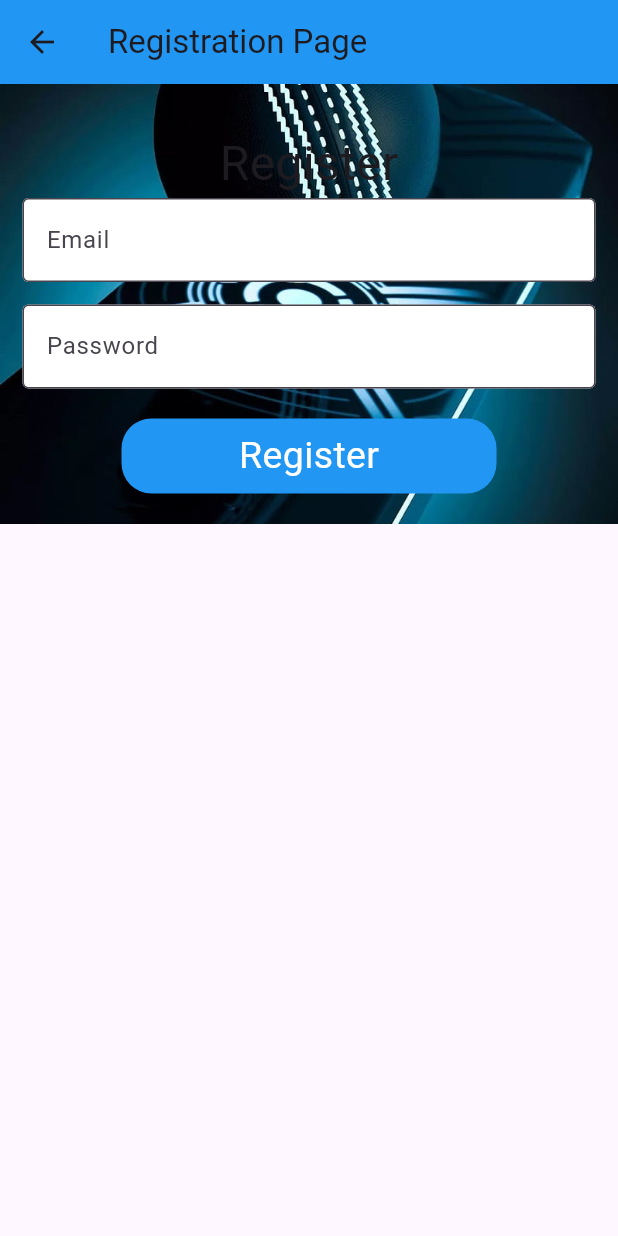
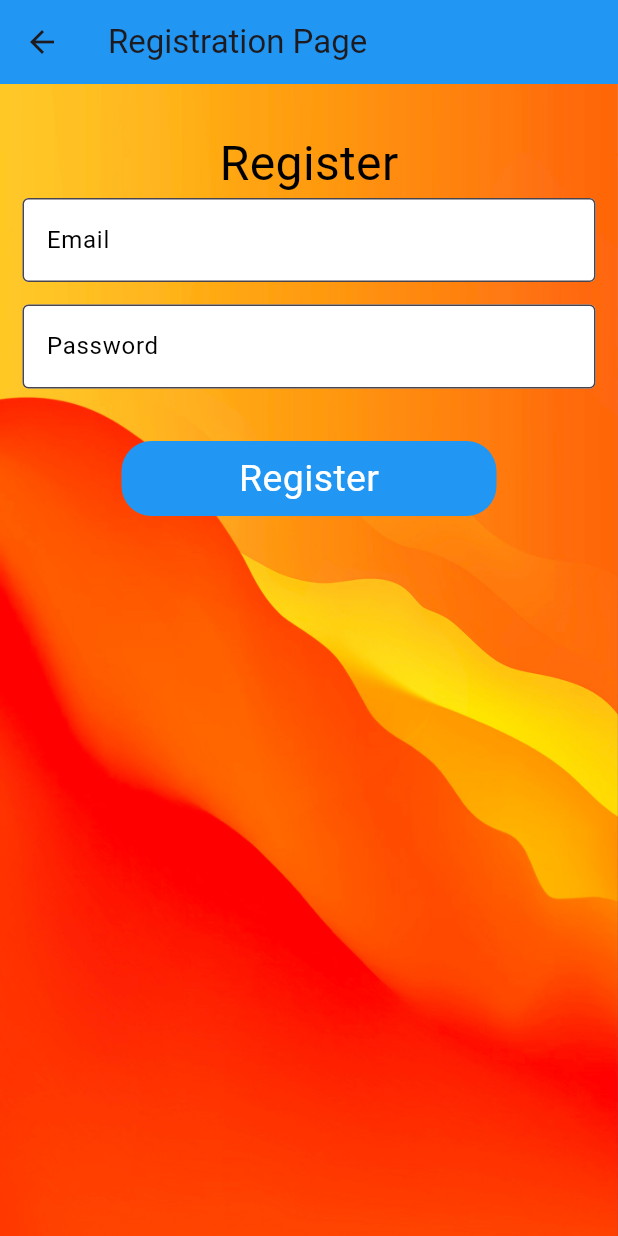
Before and after one commit to Deepu2662/SoundSignatureApp, a Flutter app: the screen it shows after launch, after a tap on "New Account - Register", on a phone screen of 412 x 824 dp. Run offline on Flutter 3.47's test engine with Material 3 defaults, Android fonts, the phone set to English and light mode, and no system bars; our stand-ins replace flutter_spinkit, fluttertoast, shared_preferences; missing offline and left inert: dart:html, flutter_sound_record; network calls fail.

Commit message:
Working successfully

```diff
--- a/lib/const.dart
+++ b/lib/const.dart
@@ -1,10 +1,11 @@
 //String base_url="http://127.0.0.1:8000";
-//String base_url="http://10.0.2.2:8000";
+String base_url="http://10.0.2.2:8000";
 //String base_url="http://2fa.appblocky.com";
 // String base_url="http://192.168.29.73:8000";
-String base_url="https://0ee2-103-125-235-23.ngrok-free.app";
+//String base_url="https://0ee2-103-125-235-23.ngrok-free.app";
 
 String login_url="$base_url/api/login/";
 String register_url="$base_url/api/register/";
 String upload_url="$base_url/api/upload/";
 String verify_url="$base_url/api/check/";
+//String send_url="$base_url/api/receive-fcm-token";
--- a/lib/home.dart
+++ b/lib/home.dart
@@ -215,12 +215,13 @@ class _HomePageState extends State<HomePage> {
   Widget build(BuildContext context) {
     return Scaffold(
       appBar: AppBar(
-        title: Text("Home 2FA"),
+        title: Text("Home"),
+        backgroundColor: Colors.blue,
       ),
       body: Container(
         decoration: BoxDecoration(
           image: DecorationImage(
-            image: AssetImage("images/background_image.jpg"),
+            image: AssetImage("images/mobileback.jpg"),
             fit: BoxFit.cover,
           ),
         ),
@@ -230,7 +231,7 @@ class _HomePageState extends State<HomePage> {
           children: [
             Text(
               "Status: $wsweb",
-              style: TextStyle(fontSize: 20, color: Colors.white),
+              style: TextStyle(fontSize: 20, color: const Color.fromARGB(255, 0, 0, 0)),
             ),
             _isRecording
                 ? Column(
--- a/lib/login.dart
+++ b/lib/login.dart
@@ -61,6 +61,7 @@ class _LoginDemoState extends State<LoginDemo> {
     return Scaffold(
       appBar: AppBar(
         title: Text("Login Page"),
+        backgroundColor: Colors.blue,
       ),
       body: Stack(
         children: [
@@ -68,15 +69,9 @@ class _LoginDemoState extends State<LoginDemo> {
           Container(
             decoration: BoxDecoration(
               image: DecorationImage(
-                image: AssetImage("images/background_image.jpg"),
+                image: AssetImage("images/mobileback.jpg"),
                 fit: BoxFit.cover,
               ),
-            ),
-          ),
-          // Semi-Transparent Overlay
-          Container(
-            decoration: BoxDecoration(
-              color: Colors.black.withOpacity(0.3),
             ),
           ),
           SingleChildScrollView(
@@ -86,19 +81,21 @@ class _LoginDemoState extends State<LoginDemo> {
                 Container(
                   child: Text(
                     "Login",
-                    style: TextStyle(fontSize: 32, color: Colors.white),
+                    style: TextStyle(fontSize: 32, color: const Color.fromARGB(255, 0, 0, 0)),
                   ),
                 ),
                 Padding(
                   padding: EdgeInsets.symmetric(horizontal: 15, vertical: 10),
                   child: TextField(
-                    style: TextStyle(color: Colors.white),
+                    style: TextStyle(color: const Color.fromARGB(255, 0, 0, 0)),
                     decoration: InputDecoration(
                       border: OutlineInputBorder(),
                       labelText: 'Email',
                       hintText: 'Enter valid email id',
-                      labelStyle: TextStyle(color: Colors.white),
-                      hintStyle: TextStyle(color: Colors.white70),
+                      labelStyle: TextStyle(color: const Color.fromARGB(255, 0, 0, 0)),
+                      hintStyle: TextStyle(color: const Color.fromARGB(179, 0, 0, 0)),
+                      fillColor: Colors.white,
+                      filled: true,
                     ),
                     onChanged: (e) {
                       email = e;
@@ -108,14 +105,16 @@ class _LoginDemoState extends State<LoginDemo> {
                 Padding(
                   padding: EdgeInsets.symmetric(horizontal: 15, vertical: 10),
                   child: TextField(
-                    style: TextStyle(color: Colors.white),
+                    style: TextStyle(color: const Color.fromARGB(255, 0, 0, 0)),
                     obscureText: true,
                     decoration: InputDecoration(
                       border: OutlineInputBorder(),
                       labelText: 'Password',
                       hintText: 'Enter secure password',
-                      labelStyle: TextStyle(color: Colors.white),
-                      hintStyle: TextStyle(color: Colors.white70),
+                      labelStyle: TextStyle(color: const Color.fromARGB(255, 0, 0, 0)),
+                      hintStyle: TextStyle(color: const Color.fromARGB(179, 0, 0, 0)),
+                      fillColor: Colors.white,
+                      filled: true,
                     ),
                     onChanged: (e) {
                       password = e;
@@ -151,7 +150,7 @@ class _LoginDemoState extends State<LoginDemo> {
                     },
                     child: Text(
                       "New Account - Register",
-                      style: TextStyle(color: Colors.white),
+                      style: TextStyle(fontSize: 18, color: const Color.fromARGB(255, 0, 0, 0)),
                     ),
                   ),
                 ),
--- a/lib/register.dart
+++ b/lib/register.dart
@@ -25,7 +25,8 @@ class _RegisterState extends State<Register> {
       timeInSecForIosWeb: 1,
       backgroundColor: Colors.red,
       textColor: Colors.white,
-        fontSize: 16.0);
+      fontSize: 16.0,
+    );
   }
 
   save() async {
@@ -40,7 +41,9 @@ class _RegisterState extends State<Register> {
       if (response.statusCode == 200) {
         showToast("Registration success");
         Navigator.pushReplacement(
-            context, MaterialPageRoute(builder: (context) => LoginDemo()));
+          context,
+          MaterialPageRoute(builder: (context) => LoginDemo()),
+        );
       } else {
         showToast("Register fail");
       }
@@ -57,15 +60,18 @@ class _RegisterState extends State<Register> {
         title: Text("Registration Page"),
         backgroundColor: Colors.blue, // Customize the app bar color
       ),
-      body: Container(
+      body: Stack(
+        children: [
+          // Background Image
+          Container(
             decoration: BoxDecoration(
-          color: Colors.black.withOpacity(0.5), // Set background transparency
               image: DecorationImage(
-            image: AssetImage("images/background_image.jpg"), // Set your background image
-            fit: BoxFit.cover, // Cover the entire screen
+                image: AssetImage("images/mobileback.jpg"),
+                fit: BoxFit.cover,
               ),
             ),
-        child: SingleChildScrollView(
+          ),
+          SingleChildScrollView(
             child: Column(
               children: <Widget>[
                 SizedBox(
@@ -74,7 +80,7 @@ class _RegisterState extends State<Register> {
                 Container(
                   child: Text(
                     "Register",
-                  style: TextStyle(fontSize: 32),
+                    style: TextStyle(fontSize: 32, color: const Color.fromARGB(255, 0, 0, 0)),
                   ),
                 ),
                 Padding(
@@ -84,28 +90,36 @@ class _RegisterState extends State<Register> {
                       border: OutlineInputBorder(),
                       labelText: 'Email',
                       hintText: 'Enter valid email id',
+                      labelStyle: TextStyle(color: const Color.fromARGB(255, 0, 0, 0)),
+                      hintStyle: TextStyle(color: const Color.fromARGB(179, 0, 0, 0)),
                       fillColor: Colors.white,
                       filled: true,
                     ),
                     onChanged: (e) {
+                      setState(() {
                         email = e;
+                      });
                     },
                   ),
                 ),
                 Padding(
-                padding: const EdgeInsets.only(
-                    left: 15.0, right: 15.0, top: 15, bottom: 0),
+                  padding: const EdgeInsets.symmetric(horizontal: 15, vertical: 15),
                   child: TextField(
+                    style: TextStyle(color: const Color.fromARGB(255, 0, 0, 0)),
                     obscureText: true,
                     decoration: InputDecoration(
                       border: OutlineInputBorder(),
                       labelText: 'Password',
                       hintText: 'Enter secure password',
+                      labelStyle: TextStyle(color: const Color.fromARGB(255, 0, 0, 0)),
+                      hintStyle: TextStyle(color: const Color.fromARGB(179, 0, 0, 0)),
                       fillColor: Colors.white,
                       filled: true,
                     ),
                     onChanged: (e) {
+                      setState(() {
                         password = e;
+                      });
                     },
                   ),
                 ),
@@ -131,6 +145,7 @@ class _RegisterState extends State<Register> {
               ],
             ),
           ),
+        ],
       ),
     );
   }
--- a/pubspec.yaml
+++ b/pubspec.yaml
@@ -44,6 +44,7 @@ dependencies:
   flutter_sound:
   permission_handler:
   audio_service: ^0.18.12
+  firebase_messaging: ^11.2.0
 
 
   audio_session: ^0.1.18
@@ -83,6 +84,7 @@ flutter:
   # To add assets to your application, add an assets section, like this:
   assets:
       - images/background_image.jpg
+      - images/mobileback.jpg
   #   - images/a_dot_burr.jpeg
   #   - images/a_dot_ham.jpeg
 
```
Also changed, not shown: images/mobileback.jpg (added), pubspec.lock. Lines whose indentation alone changed are shown as unchanged.
